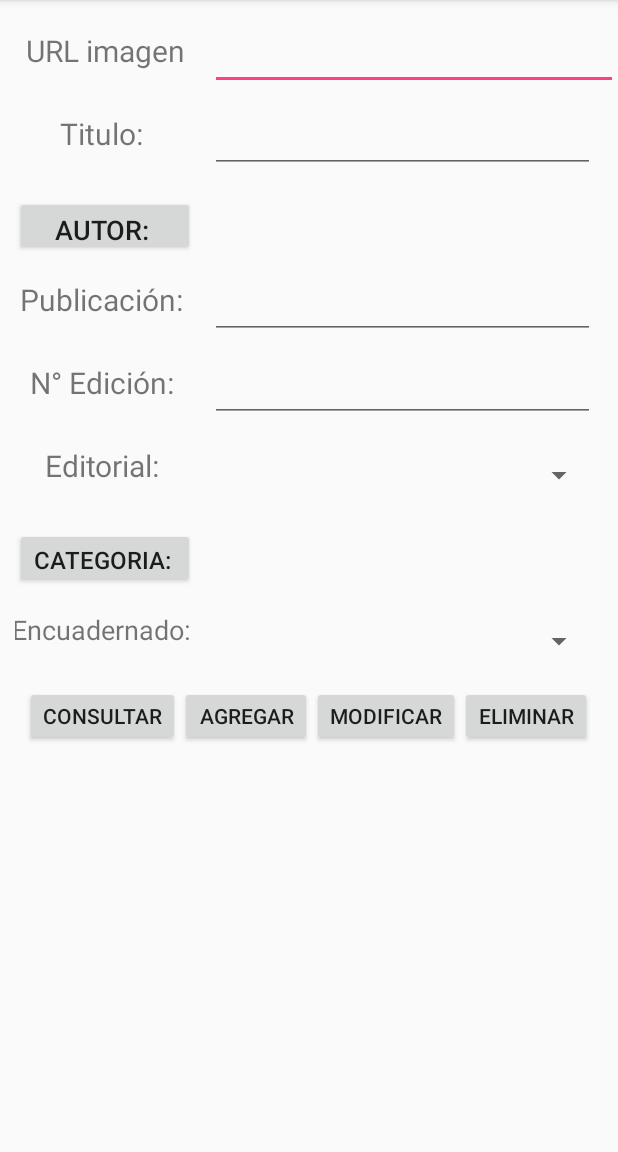
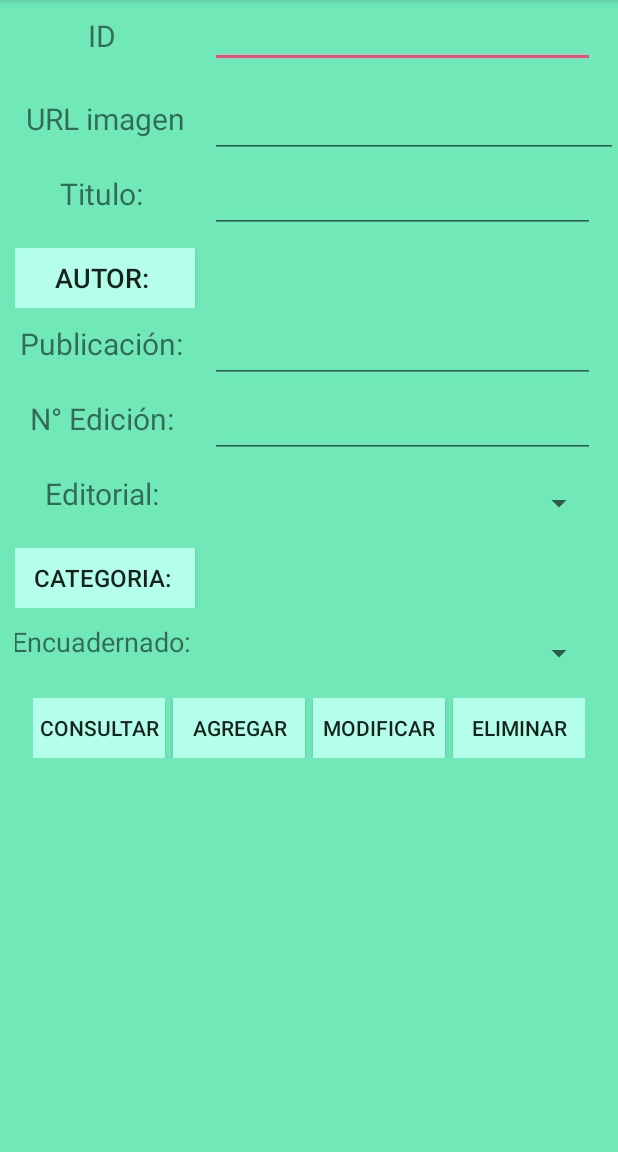
Before and after one commit to ClaudiaPC3/melifluo, an Android app: the admin_libros screen opened directly, with no data from a screen before it, on a phone screen of 412 x 824 dp, the part 84-1236 px from its top. Run offline under Robolectric (Android 15) with nearby library versions, the phone set to English and light mode, and no system bars.

Commit message:
Colores pantallas

```diff
--- a/app/src/main/AndroidManifest.xml
+++ b/app/src/main/AndroidManifest.xml
@@ -32,7 +32,8 @@
         <activity android:name=".admin_encuadernado" />
         <activity android:name=".admin_pais" />
         <activity android:name=".admin_editorial" />
-        <activity android:name=".admin_menu"></activity>
+        <activity android:name=".admin_menu" />
+        <activity android:name=".admin_usuarios"></activity>
     </application>
 
 </manifest>
--- a/app/src/main/res/layout/admin_libros.xml
+++ b/app/src/main/res/layout/admin_libros.xml
@@ -4,9 +4,35 @@
     android:layout_height="match_parent"
     android:layout_width="match_parent"
     android:orientation="vertical"
+    android:background="#70E8B8"
 
     xmlns:android="http://schemas.android.com/apk/res/android">
 
+    <LinearLayout
+        android:layout_width="match_parent"
+        android:layout_height="35dp"
+        android:orientation="horizontal"
+        android:layout_marginTop="10dp"
+        android:layout_marginRight="15dp"
+        android:layout_marginLeft="10dp" >
+
+        <TextView
+            android:id="@+id/pre-id"
+            android:layout_width="120dp"
+            android:layout_height="match_parent"
+            android:layout_gravity="left"
+            android:text="ID "
+            android:textAlignment="center"
+            android:textSize="20dp"/>
+
+        <EditText
+            android:id="@+id/id"
+            android:layout_width="match_parent"
+            android:layout_height="match_parent"
+            android:layout_gravity="left"
+            android:layout_marginLeft="10dp"/>
+
+    </LinearLayout>
 
     <LinearLayout
         android:layout_width="match_parent"
@@ -20,7 +46,7 @@
             android:layout_height="40dp"
             android:layout_gravity="left"
             android:layout_marginLeft="10dp"
-            android:layout_marginTop="15dp"
+            android:layout_marginTop="10dp"
             android:text="URL imagen"
             android:textAlignment="center"
             android:textSize="20dp"/>
@@ -41,7 +67,7 @@
         android:layout_width="match_parent"
         android:layout_height="40dp"
         android:orientation="horizontal"
-        android:layout_marginTop="15dp"
+        android:layout_marginTop="10dp"
         android:layout_marginRight="15dp"
         android:layout_marginLeft="10dp" >
 
@@ -67,7 +93,7 @@
         android:layout_width="match_parent"
         android:layout_height="40dp"
         android:orientation="horizontal"
-        android:layout_marginTop="15dp"
+        android:layout_marginTop="10dp"
         android:layout_marginRight="15dp"
         android:layout_marginLeft="10dp" >
 
@@ -78,7 +104,8 @@
             android:layout_gravity="left"
             android:text="Autor: "
             android:textAlignment="center"
-            android:textSize="18dp"/>
+            android:textSize="18dp"
+            android:background="#B4FFE9"/>
 
         <TextView
             android:id="@+id/autores"
@@ -93,7 +120,7 @@
         android:layout_width="match_parent"
         android:layout_height="40dp"
         android:orientation="horizontal"
-        android:layout_marginTop="15dp"
+        android:layout_marginTop="10dp"
         android:layout_marginRight="15dp"
         android:layout_marginLeft="10dp" >
 
@@ -118,7 +145,7 @@
         android:layout_width="match_parent"
         android:layout_height="40dp"
         android:orientation="horizontal"
-        android:layout_marginTop="15dp"
+        android:layout_marginTop="10dp"
         android:layout_marginRight="15dp"
         android:layout_marginLeft="10dp" >
 
@@ -145,7 +172,7 @@
         android:layout_width="match_parent"
         android:layout_height="40dp"
         android:orientation="horizontal"
-        android:layout_marginTop="15dp"
+        android:layout_marginTop="10dp"
         android:layout_marginRight="15dp"
         android:layout_marginLeft="10dp" >
 
@@ -170,7 +197,7 @@
         android:layout_width="match_parent"
         android:layout_height="40dp"
         android:orientation="horizontal"
-        android:layout_marginTop="15dp"
+        android:layout_marginTop="10dp"
         android:layout_marginRight="15dp"
         android:layout_marginLeft="10dp" >
 
@@ -181,7 +208,8 @@
             android:layout_gravity="left"
             android:text="Categoria: "
             android:textAlignment="center"
-            android:textSize="16dp"/>
+            android:textSize="16dp"
+            android:background="#B4FFE9"/>
 
         <TextView
             android:id="@+id/categoria"
@@ -194,7 +222,7 @@
         android:layout_width="match_parent"
         android:layout_height="40dp"
         android:orientation="horizontal"
-        android:layout_marginTop="15dp"
+        android:layout_marginTop="10dp"
         android:layout_marginRight="15dp"
         android:layout_marginLeft="10dp" >
 
@@ -227,22 +255,29 @@
             android:id="@+id/consultar"
             android:text="Consultar"
             android:layout_width="wrap_content"
-            android:layout_height="40dp" />
+            android:layout_height="40dp"
+            android:background="#B4FFE9"
+            android:layout_marginEnd="5dp"/>
         <Button
             android:id="@+id/agregar"
             android:text="agregar"
             android:layout_width="wrap_content"
-            android:layout_height="40dp" />
+            android:layout_height="40dp"
+            android:background="#B4FFE9"
+            android:layout_marginEnd="5dp"/>
         <Button
             android:id="@+id/modificar"
             android:text="modificar"
             android:layout_width="wrap_content"
-            android:layout_height="40dp" />
+            android:layout_height="40dp"
+            android:background="#B4FFE9"
+            android:layout_marginEnd="5dp"/>
         <Button
             android:id="@+id/eliminar"
             android:text="eliminar"
             android:layout_width="wrap_content"
-            android:layout_height="40dp" />
+            android:layout_height="40dp"
+            android:background="#B4FFE9"/>
 
     </LinearLayout>
 
```
Also changed, not shown: app/src/main/res/layout/admin_autores.xml (+31 -19 lines), app/src/main/res/layout/admin_categorias.xml (+17 -8 lines), app/src/main/res/layout/admin_editorial.xml (+17 -11 lines), app/src/main/res/layout/admin_encuadernado.xml (+17 -11 lines), app/src/main/res/layout/admin_menu.xml (+53 -29 lines), app/src/main/res/layout/admin_pais.xml (+20 -16 lines).
